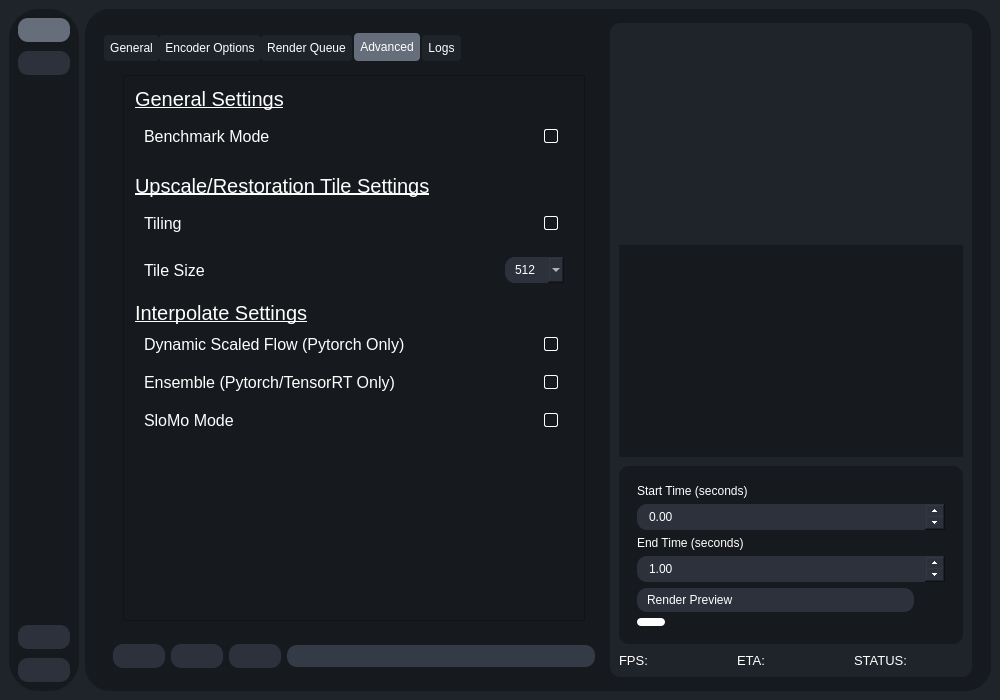
Above: testRVEInterface.ui from TNTwise/REAL-Video-Enhancer before the change. Below: the same form after it.
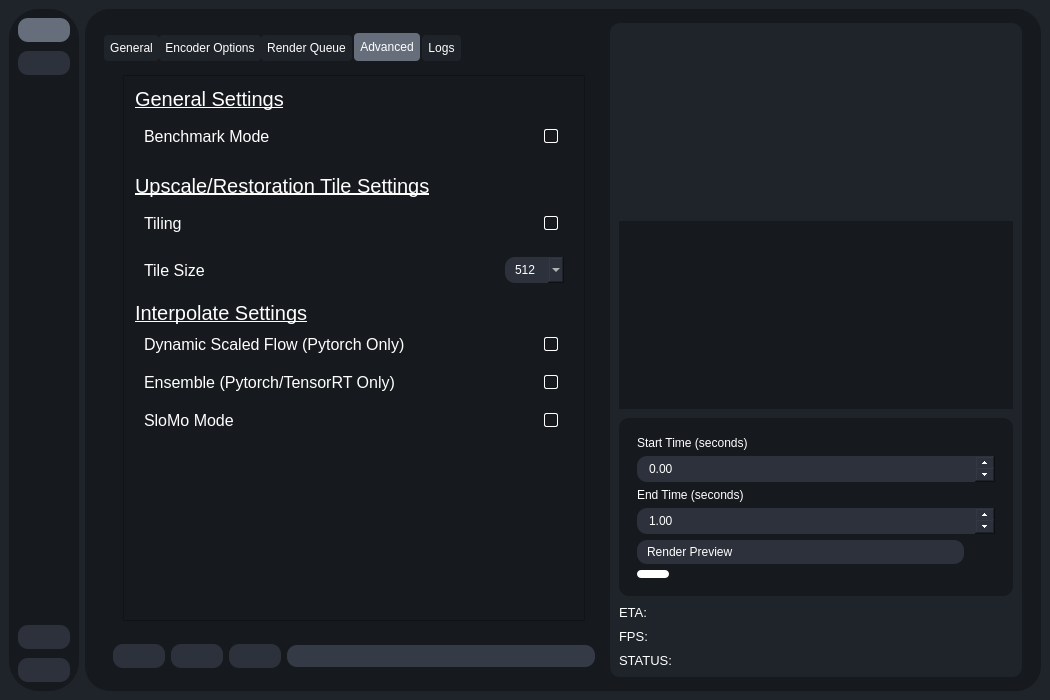
That is the form after the change. The open tabs and pages were chosen to show the change. Icons and pictures are not drawn.

What changed in the file:
```diff
--- a/testRVEInterface.ui
+++ b/testRVEInterface.ui
@@ -5,7 +5,7 @@
    <rect>
     <x>0</x>
     <y>0</y>
-    <width>1000</width>
+    <width>1050</width>
     <height>700</height>
    </rect>
   </property>
@@ -15,6 +15,12 @@
     <verstretch>0</verstretch>
    </sizepolicy>
   </property>
+  <property name="minimumSize">
+   <size>
+    <width>1050</width>
+    <height>700</height>
+   </size>
+  </property>
   <property name="maximumSize">
    <size>
     <width>16777215</width>
@@ -604,7 +610,7 @@
               <item row="0" column="2">
                <widget class="QWidget" name="processInfoContainer" native="true">
                 <property name="sizePolicy">
-                 <sizepolicy hsizetype="Expanding" vsizetype="Expanding">
+                 <sizepolicy hsizetype="MinimumExpanding" vsizetype="Expanding">
                   <horstretch>0</horstretch>
                   <verstretch>0</verstretch>
                  </sizepolicy>
@@ -825,24 +831,7 @@
                   </widget>
                  </item>
                  <item>
-                  <layout class="QHBoxLayout" name="horizontalLayout_41">
-                   <item>
-                    <widget class="QLabel" name="FPS">
-                     <property name="font">
-                      <font>
-                       <pointsize>10</pointsize>
-                      </font>
-                     </property>
-                     <property name="styleSheet">
-                      <string notr="true">QLabel{
-background-color: #1f232a
-}</string>
-                     </property>
-                     <property name="text">
-                      <string>FPS:</string>
-                     </property>
-                    </widget>
-                   </item>
+                  <layout class="QVBoxLayout" name="verticalLayout_34">
                    <item>
                     <widget class="QLabel" name="ETA">
                      <property name="font">
@@ -860,6 +849,23 @@
                      </property>
                     </widget>
                    </item>
+                   <item>
+                    <widget class="QLabel" name="FPS">
+                     <property name="font">
+                      <font>
+                       <pointsize>10</pointsize>
+                      </font>
+                     </property>
+                     <property name="styleSheet">
+                      <string notr="true">QLabel{
+background-color: #1f232a
+}</string>
+                     </property>
+                     <property name="text">
+                      <string>FPS:</string>
+                     </property>
+                    </widget>
+                   </item>
                    <item>
                     <widget class="QLabel" name="STATUS">
                      <property name="font">
```
Left out of the diff: 265 changed lines with no effect on the pictures.
